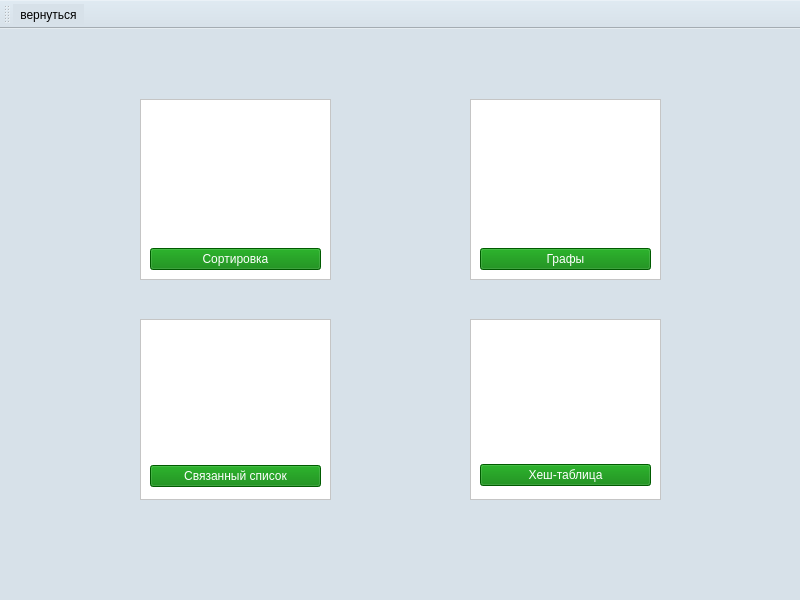
First picture: the form in untitled/menuwindow.ui, repository DanGrigorenko/CourseWork, before the edit.
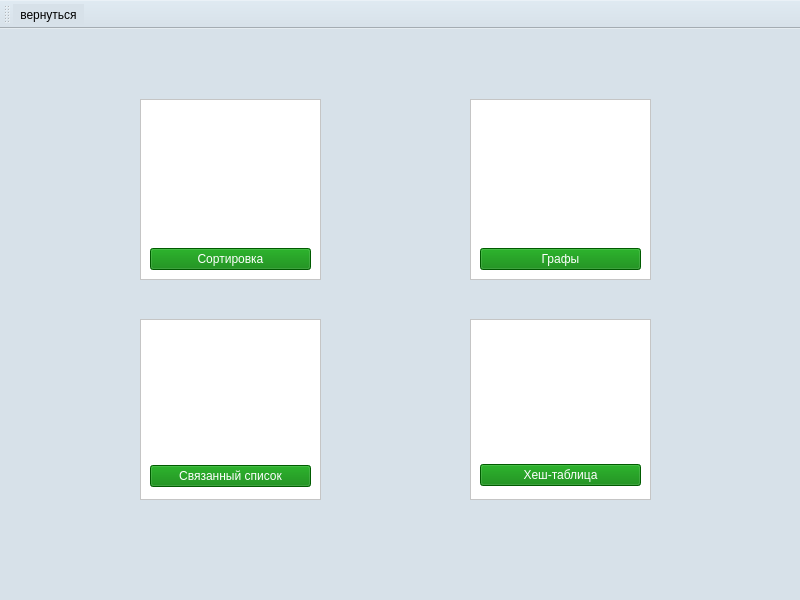
Second picture: the form after the edit. Icons and pictures are not drawn.

```diff
--- a/untitled/menuwindow.ui
+++ b/untitled/menuwindow.ui
@@ -22,7 +22,7 @@
      <rect>
       <x>140</x>
       <y>70</y>
-      <width>191</width>
+      <width>181</width>
       <height>181</height>
      </rect>
     </property>
@@ -40,7 +40,7 @@
       <rect>
        <x>10</x>
        <y>10</y>
-       <width>171</width>
+       <width>161</width>
        <height>161</height>
       </rect>
      </property>
@@ -74,7 +74,7 @@
      <rect>
       <x>470</x>
       <y>70</y>
-      <width>191</width>
+      <width>181</width>
       <height>181</height>
      </rect>
     </property>
@@ -92,7 +92,7 @@
       <rect>
        <x>10</x>
        <y>10</y>
-       <width>171</width>
+       <width>161</width>
        <height>161</height>
       </rect>
      </property>
@@ -126,7 +126,7 @@
      <rect>
       <x>140</x>
       <y>290</y>
-      <width>191</width>
+      <width>181</width>
       <height>181</height>
      </rect>
     </property>
@@ -144,7 +144,7 @@
       <rect>
        <x>10</x>
        <y>10</y>
-       <width>171</width>
+       <width>161</width>
        <height>158</height>
       </rect>
      </property>
@@ -178,7 +178,7 @@
      <rect>
       <x>470</x>
       <y>290</y>
-      <width>191</width>
+      <width>181</width>
       <height>181</height>
      </rect>
     </property>
@@ -196,7 +196,7 @@
       <rect>
        <x>10</x>
        <y>10</y>
-       <width>171</width>
+       <width>161</width>
        <height>157</height>
       </rect>
      </property>
```
